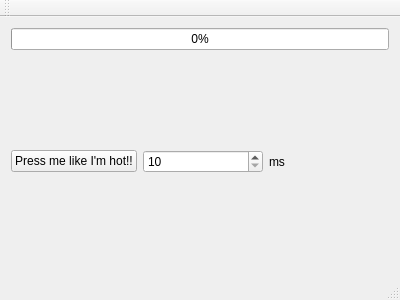
Above: mainwindow.ui from BrandDebiel/ProgressBarTest before the change. Below: the same form after it.
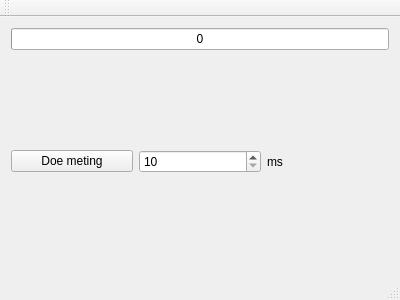
That is the form after the change.

```diff
--- a/mainwindow.ui
+++ b/mainwindow.ui
@@ -17,9 +17,15 @@
    <layout class="QGridLayout" name="gridLayout">
     <item row="0" column="0">
      <widget class="QProgressBar" name="progressBar">
+      <property name="maximum">
+       <number>1024</number>
+      </property>
       <property name="value">
        <number>0</number>
       </property>
+      <property name="format">
+       <string>%v</string>
+      </property>
      </widget>
     </item>
     <item row="1" column="0">
@@ -27,7 +33,7 @@
       <item>
        <widget class="QPushButton" name="pushButton">
         <property name="text">
-         <string>Press me like I'm hot!!</string>
+         <string>Doe meting</string>
         </property>
        </widget>
       </item>
```
Left out of the diff: 2 changed lines with no effect on the pictures.
